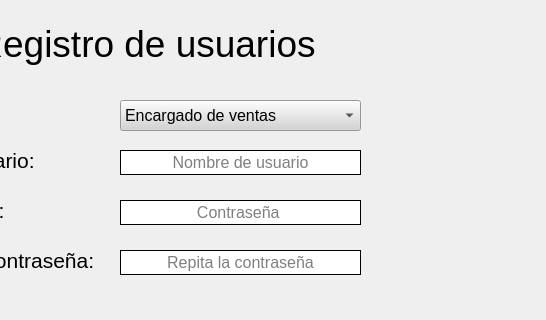
Miguel8819/Sistema_TweetyTesis, file Views/registrarUsuario.ui: the form before one commit; both pictures show x 240 to 786 and y 0 to 320 of the 786 by 512 pixel window.
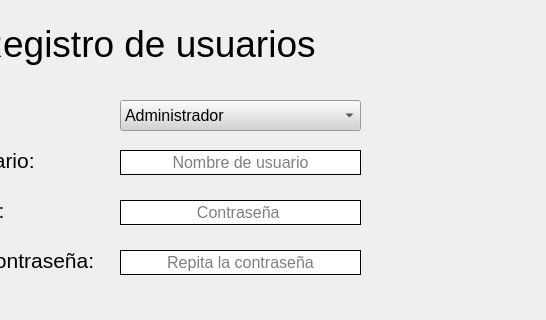
The form after the commit.

The edit to the form file:
```diff
--- a/Views/registrarUsuario.ui
+++ b/Views/registrarUsuario.ui
@@ -669,6 +669,11 @@
     <string notr="true">
 background-color: rgb(212, 212, 212);</string>
    </property>
+   <item>
+    <property name="text">
+     <string>Administrador</string>
+    </property>
+   </item>
    <item>
     <property name="text">
      <string>Encargado de ventas</string>
```
